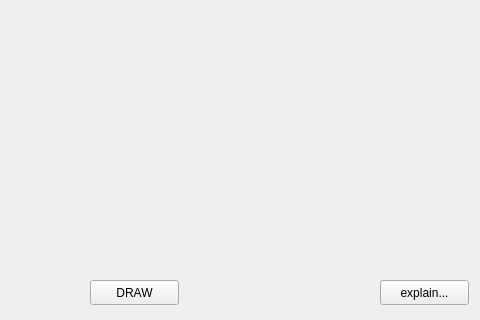
This is view/forms/ui/main.ui in KrasotskyMaxim/GIIS as Qt 5 draws it before an edit; both pictures show x 220 to 700 and y 380 to 700 of the 700 by 700 pixel window. The edited form follows.
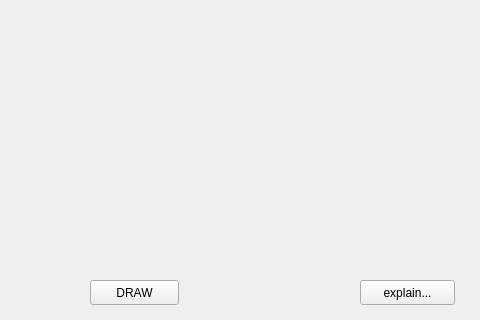
This is the edited form.

The edit to the form file:
```diff
--- a/view/forms/ui/main.ui
+++ b/view/forms/ui/main.ui
@@ -146,9 +146,9 @@
   <widget class="QPushButton" name="ExplainPushButton">
    <property name="geometry">
     <rect>
-     <x>600</x>
+     <x>580</x>
      <y>660</y>
-     <width>89</width>
+     <width>95</width>
      <height>25</height>
     </rect>
    </property>
```
Left out of the diff: 2 changed lines with no effect on the pictures.
